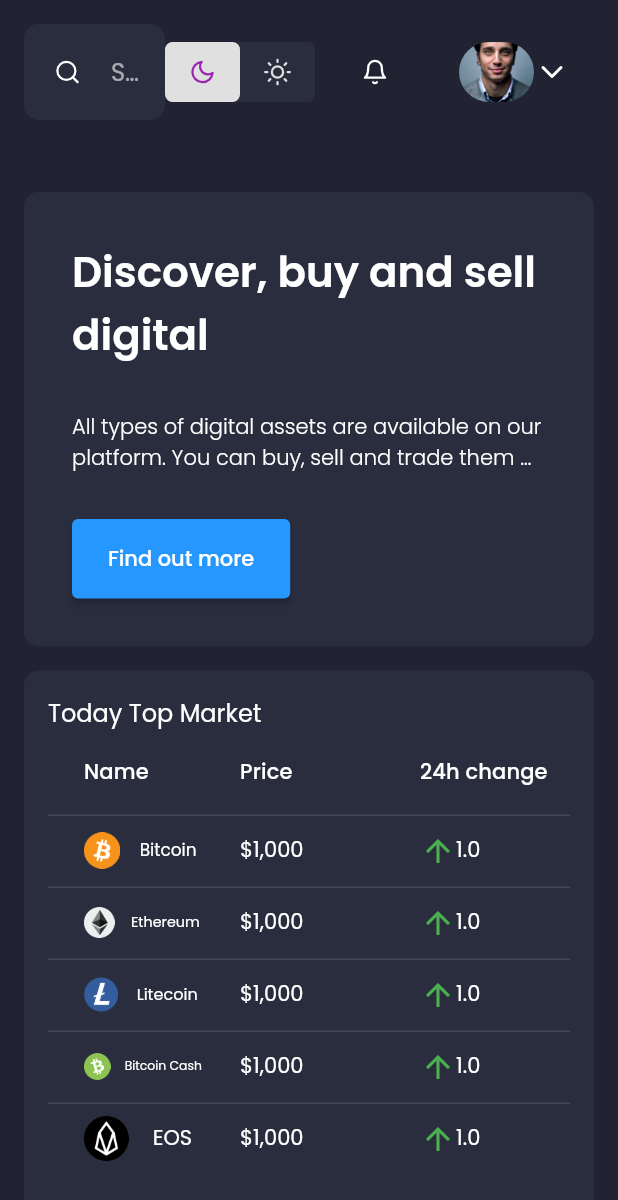
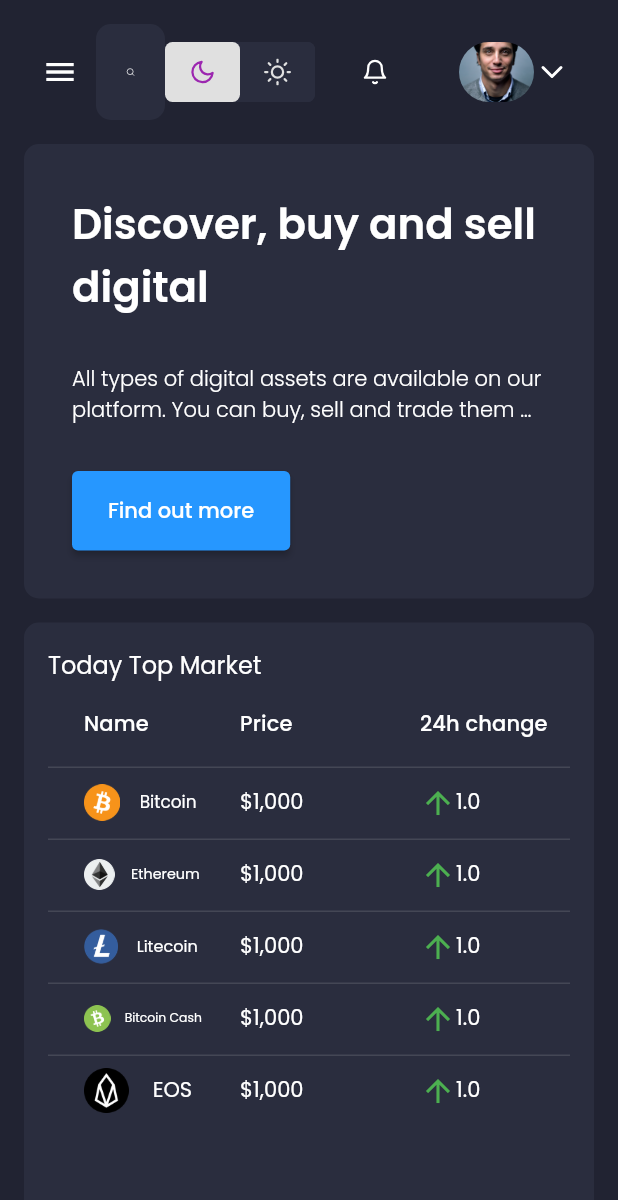
Before and after one commit to lost-codee/crypto-dashboard, a Flutter app: the screen it shows after launch, on a phone screen of 412 x 824 dp. Shown: the top 1200 px of the screen. Run offline on Flutter 3.47's test engine with Material 2 defaults, Android fonts, the phone set to English and light mode, and no system bars; drawn by our look-alikes of data_table_2; our stand-ins replace fl_chart, flutter_feather_icons, google_fonts.

Commit message:
style: make balance activity responsive

```diff
--- a/lib/app.dart
+++ b/lib/app.dart
@@ -27,6 +27,9 @@ class AppPage extends StatelessWidget {
             Expanded(
               // It takes 5/6 part of the screen
               flex: 5,
+              child: SafeArea(
+                child: SingleChildScrollView(
+                  padding: const EdgeInsets.all(defaultPadding),
                   child: Column(
                     children: const [
                       Header(),
@@ -35,6 +38,8 @@ class AppPage extends StatelessWidget {
                     ],
                   ),
                 ),
+              ),
+            ),
           ],
         ),
       ),
--- a/lib/core/layouts/header.dart
+++ b/lib/core/layouts/header.dart
@@ -12,11 +12,14 @@ class Header extends StatelessWidget {
   }) : super(key: key);
   @override
   Widget build(BuildContext context) {
-    return Padding(
-      padding: const EdgeInsets.all(defaultPadding),
-      child: Row(
+    return Row(
       crossAxisAlignment: CrossAxisAlignment.center,
       children: [
+        if (!Responsive.isDesktop(context))
+          IconButton(
+            icon: const Icon(Icons.menu),
+            onPressed: () {},
+          ),
         const Expanded(child: SearchField()),
         if (!Responsive.isMobile(context))
           Spacer(flex: Responsive.isDesktop(context) ? 2 : 1),
@@ -38,7 +41,6 @@ class Header extends StatelessWidget {
         ),
         const ProfileCard(),
       ],
-      ),
     );
   }
 }
--- a/lib/pages/home.page.dart
+++ b/lib/pages/home.page.dart
@@ -1,5 +1,6 @@
 import 'package:crypto_dashboard/core/constants.dart';
 import 'package:crypto_dashboard/core/responsive.dart';
+import 'package:crypto_dashboard/pages/views/activity.dart';
 import 'package:crypto_dashboard/pages/views/balance.dart';
 import 'package:crypto_dashboard/pages/views/recent-transactions.dart';
 import 'package:flutter/material.dart';
@@ -12,38 +13,27 @@ class HomePage extends StatelessWidget {
 
   @override
   Widget build(BuildContext context) {
-    return SafeArea(
-      child: SingleChildScrollView(
-        primary: false,
-        padding: const EdgeInsets.all(defaultPadding),
+    return Container(
       child: Row(
         crossAxisAlignment: CrossAxisAlignment.start,
         children: [
           Expanded(
             flex: 5,
             child: Column(
-                children: const [
-                  BannerHeading(),
-                  SizedBox(height: defaultPadding),
-                  TopMarket(),
+              children: [
+                const BannerHeading(),
+                const SizedBox(height: defaultPadding),
+                const TopMarket(),
+                const SizedBox(height: defaultPadding),
+                if (Responsive.isMobile(context)) const Activity(),
               ],
             ),
           ),
           if (!Responsive.isMobile(context))
             const SizedBox(width: defaultPadding),
           if (!Responsive.isMobile(context))
-              Expanded(
-                flex: 2,
-                child: Column(
-                  children: const [
-                    BalanceDetails(),
-                    SizedBox(height: defaultPadding),
-                    RecentTransactions(),
+            const Expanded(flex: 2, child: Activity())
         ],
-                ),
-              ),
-          ],
-        ),
       ),
     );
   }
--- /dev/null
+++ b/lib/pages/views/activity.dart
@@ -0,0 +1,19 @@
+import 'package:crypto_dashboard/core/constants.dart';
+import 'package:crypto_dashboard/pages/views/balance.dart';
+import 'package:crypto_dashboard/pages/views/recent-transactions.dart';
+import 'package:flutter/material.dart';
+
+class Activity extends StatelessWidget {
+  const Activity({Key? key}) : super(key: key);
+
+  @override
+  Widget build(BuildContext context) {
+    return Column(
+      children: const [
+        BalanceDetails(),
+        SizedBox(height: defaultPadding),
+        RecentTransactions(),
+      ],
+    );
+  }
+}
```
Lines whose indentation alone changed are shown as unchanged.
